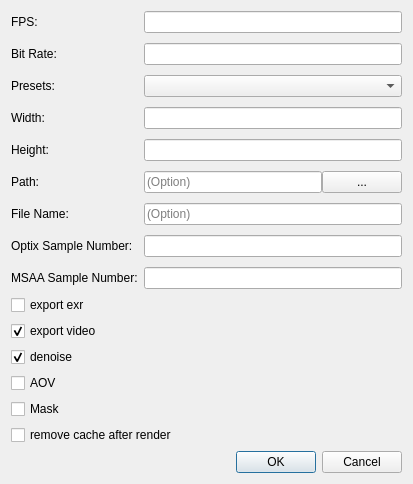
Old version of the form ui/zenoedit/dialog/zrecorddlg.ui in the repository zenustech/zeno.
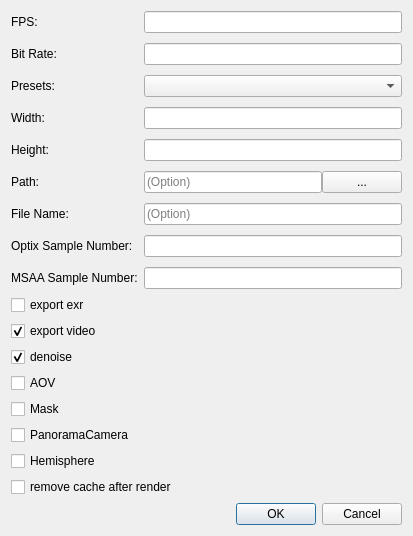
New version of the form.

Commit message: panorama camera

What changed in the file:
```diff
--- a/ui/zenoedit/dialog/zrecorddlg.ui
+++ b/ui/zenoedit/dialog/zrecorddlg.ui
@@ -180,6 +180,26 @@
      </property>
     </widget>
    </item>
+   <item>
+    <widget class="QCheckBox" name="cbPanoramaCamera">
+     <property name="text">
+      <string>PanoramaCamera</string>
+     </property>
+     <property name="checked">
+      <bool>false</bool>
+     </property>
+    </widget>
+   </item>
+   <item>
+    <widget class="QCheckBox" name="cbHemisphere">
+     <property name="text">
+      <string>Hemisphere</string>
+     </property>
+     <property name="checked">
+      <bool>false</bool>
+     </property>
+    </widget>
+   </item>
    <item>
     <spacer name="verticalSpacer">
      <property name="orientation">
```
The commit also changes 1 other file.
